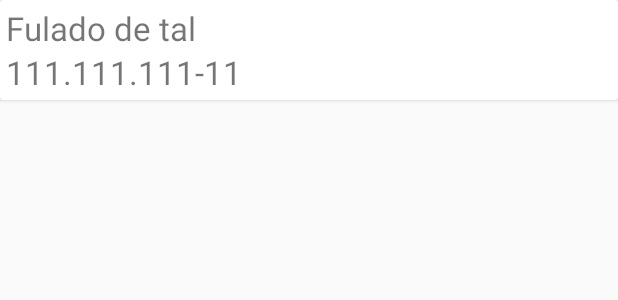
After one commit to ifam-pds/saf, an Android app: the layout item_usuario.xml on its own in the app's theme, with its tools: preview values and no code run, on a phone screen of 412 x 824 dp. The commit adds this screen. Shown: the top 300 px of the screen. Run offline under Robolectric (Android 15) with nearby library versions, the phone set to English and light mode, and no system bars.

Commit message:
Listagem de usuários

```diff
--- a/app/src/main/java/br/edu/ifam/saf/MainActivity.java
+++ b/app/src/main/java/br/edu/ifam/saf/MainActivity.java
@@ -15,6 +15,7 @@ import android.view.MenuItem;
 
 import br.edu.ifam.saf.configuracoes.SettingsActivity;
 import br.edu.ifam.saf.itens.ItensFragment;
+import br.edu.ifam.saf.listarusuarios.ListarUsuariosFragment;
 import butterknife.BindView;
 import butterknife.ButterKnife;
 
@@ -88,6 +89,9 @@ public class MainActivity extends AppCompatActivity
             case R.id.nav_itens:
                 fragment = ItensFragment.newInstance();
                 break;
+            case R.id.nav_usuarios:
+                fragment = new ListarUsuariosFragment();
+                break;
             default:
                 fragment = ItensFragment.newInstance();
                 break;
--- a/app/src/main/java/br/edu/ifam/saf/SAFService.java
+++ b/app/src/main/java/br/edu/ifam/saf/SAFService.java
@@ -19,6 +19,4 @@ public interface SAFService {
 
     @POST("usuario/login")
     Observable<Result<UsuarioDTO>> login(@Body LoginData loginData);
-
-
 }
--- a/app/src/main/java/br/edu/ifam/saf/itens/ItensFragment.java
+++ b/app/src/main/java/br/edu/ifam/saf/itens/ItensFragment.java
@@ -59,8 +59,6 @@ public class ItensFragment extends Fragment implements ItensContract.View, Itens
                 presenter.refresh();
             }
         });
-
-
     }
 
     @Override
@@ -69,7 +67,6 @@ public class ItensFragment extends Fragment implements ItensContract.View, Itens
         View view = inflater.inflate(R.layout.fragment_itens, container, false);
         ButterKnife.bind(this, view);
         return view;
-
     }
 
     @Override
@@ -98,6 +95,7 @@ public class ItensFragment extends Fragment implements ItensContract.View, Itens
     @Override
     public void onDestroy() {
         super.onDestroy();
+        hideLoadingIndicator();
         presenter.destroy();
     }
 
--- a/app/src/main/java/br/edu/ifam/saf/login/LoginPresenter.java
+++ b/app/src/main/java/br/edu/ifam/saf/login/LoginPresenter.java
@@ -34,7 +34,6 @@ public class LoginPresenter implements LoginContract.Presenter {
                             UsuarioDTO usuario = result.response().body();
                             repository.saveUserInfo(usuario);
                             view.mostrarMensagem(String.format("Bem vindo %s", usuario.getNome()));
-
                         } else {
                             MensagemErroResponse mensagem = ApiManager.parseErro(result.response());
                             view.mostrarMensagem(mensagem.getMensagens().get(0));
--- /dev/null
+++ b/app/src/main/res/layout/item_usuario.xml
@@ -0,0 +1,29 @@
+<?xml version="1.0" encoding="utf-8"?>
+<android.support.v7.widget.CardView xmlns:android="http://schemas.android.com/apk/res/android"
+    android:orientation="vertical" android:layout_width="match_parent"
+    android:layout_height="wrap_content"
+    android:layout_marginBottom="8dp">
+
+    <LinearLayout
+        android:layout_width="match_parent"
+        android:layout_height="wrap_content"
+        android:padding="4dp"
+        android:orientation="vertical">
+
+        <TextView
+            android:id="@+id/nome_usuario"
+            android:layout_width="wrap_content"
+            android:layout_height="wrap_content"
+            android:textSize="22sp"
+            android:text="Fulado de tal"/>
+
+        <TextView
+            android:id="@+id/cpf_usuario"
+            android:layout_width="wrap_content"
+            android:layout_height="wrap_content"
+            android:textSize="22sp"
+            android:text="111.111.111-11"/>
+
+    </LinearLayout>
+
+</android.support.v7.widget.CardView>
--- a/app/src/main/res/menu/activity_main_drawer.xml
+++ b/app/src/main/res/menu/activity_main_drawer.xml
@@ -6,5 +6,9 @@
             android:id="@+id/nav_itens"
             android:icon="@drawable/ic_view_day_black_24dp"
             android:title="Itens" />
+        <item
+            android:id="@+id/nav_usuarios"
+            android:icon="@drawable/ic_view_day_black_24dp"
+            android:title="Usuários" />
     </group>
 </menu>
```
Also changed, not shown: app/src/main/java/br/edu/ifam/saf/listarusuarios/ListarUsuariosContract.java (added, +25 -0 lines), app/src/main/java/br/edu/ifam/saf/listarusuarios/ListarUsuariosPresenter.java (added, +35 -0 lines), app/src/main/java/br/edu/ifam/saf/listarusuarios/ListarusuariosFragment.java (added, +80 -0 lines), app/src/main/java/br/edu/ifam/saf/listarusuarios/UsuarioAdapter.java (added, +68 -0 lines), app/src/main/res/layout/fragment_listar_usuarios.xml (added, +25 -0 lines).
